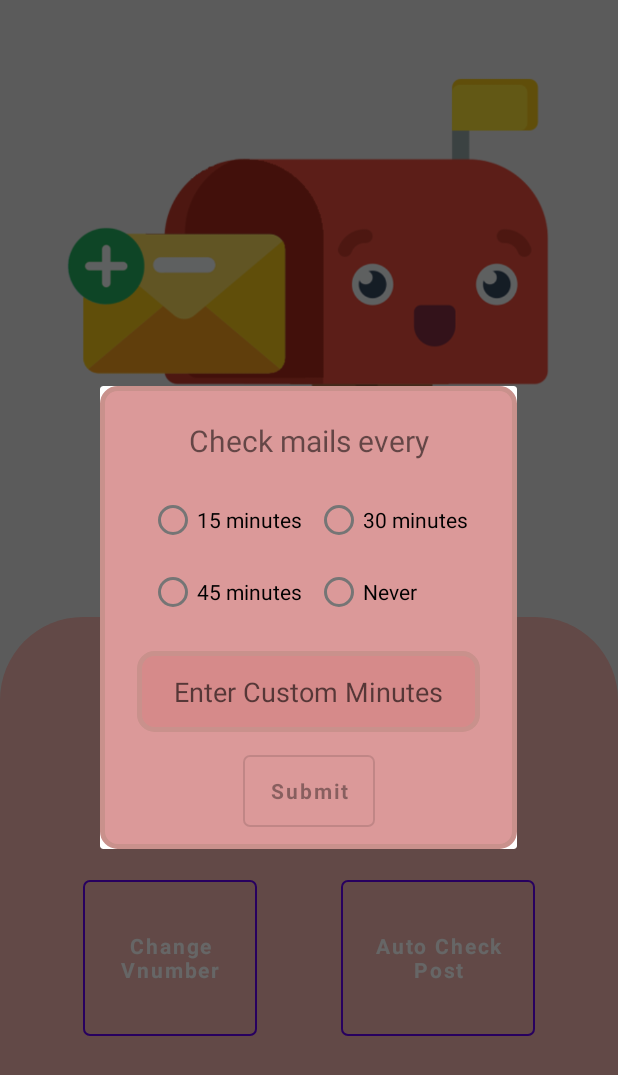
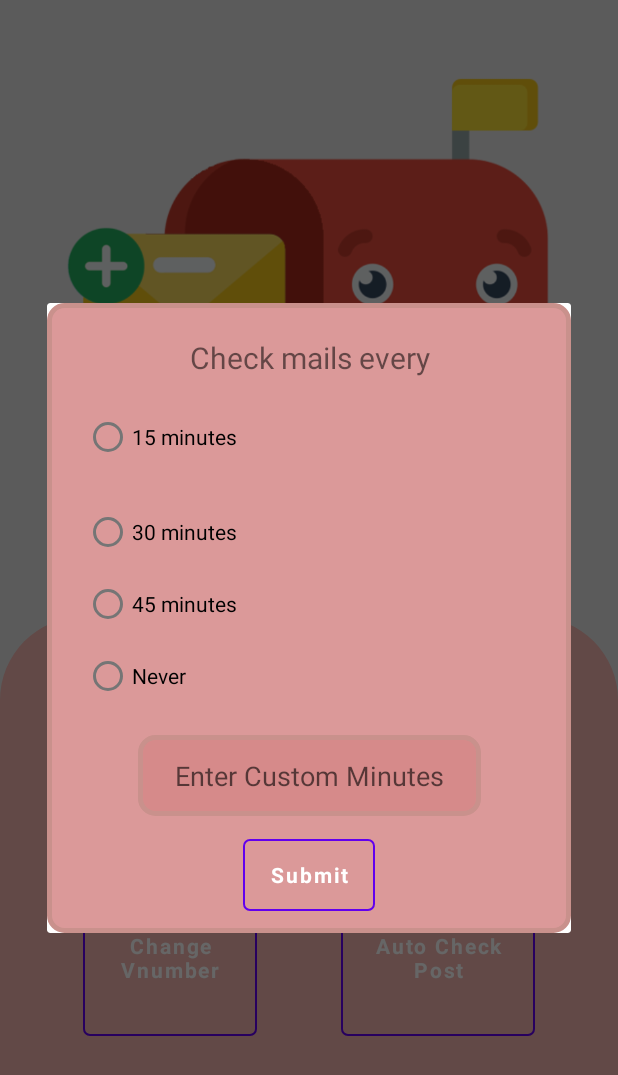
Before and after one commit to kadirbozkurt05/MyCoaMail, an Android app: the screen it shows after launch (MainActivity), after a tap on "Auto Check Post", on a phone screen of 412 x 824 dp. Shown: the top 1075 px of the screen. Run offline under Robolectric (Android 15) with nearby library versions, the light colour scheme and no system bars; our stand-ins replace Firebase (no records; nobody signed in at launch, a user with empty details on screens opened directly); Roboto replaces fonts that are not available here; 2 statements that could not run were skipped; 1 other tap on this screen came first.

Commit message:
19/12/2022: update status eklendi

```diff
--- a/app/src/main/java/com/kadirbozkurt/mycoamail/MainActivity.java
+++ b/app/src/main/java/com/kadirbozkurt/mycoamail/MainActivity.java
@@ -227,7 +227,7 @@ public class MainActivity extends AppCompatActivity {
         RadioButton minutes30 = timeDialog.findViewById(R.id.minutes30);
         RadioButton minutes45 = timeDialog.findViewById(R.id.minutes45);
         RadioButton never = timeDialog.findViewById(R.id.never);
-        ImageView approveTimeButton = timeDialog.findViewById(R.id.timeApproveButton);
+        Button approveTimeButton = timeDialog.findViewById(R.id.timeApproveButton);
         timeDialog.show();
 
         radioGroup.setOnCheckedChangeListener(new RadioGroup.OnCheckedChangeListener() {
--- a/app/src/main/res/layout/update_time_alert.xml
+++ b/app/src/main/res/layout/update_time_alert.xml
@@ -10,8 +10,6 @@
         android:layout_width="match_parent"
         android:layout_height="match_parent"
         android:background="@drawable/border4">
-
-
         <TextView
             android:id="@+id/checkText"
             android:layout_width="0dp"
@@ -24,6 +22,15 @@
             app:layout_constraintEnd_toEndOf="parent"
             app:layout_constraintStart_toStartOf="parent"
             app:layout_constraintTop_toTopOf="parent" />
+
+        <RadioGroup
+            android:id="@+id/timeRadioGroup"
+            android:layout_width="300dp"
+            android:layout_height="match_parent"
+            app:layout_constraintEnd_toEndOf="parent"
+            app:layout_constraintStart_toStartOf="parent"
+            app:layout_constraintTop_toBottomOf="@id/checkText"
+            app:layout_constraintBottom_toTopOf="@id/customTime">
 
 
                 <RadioButton
@@ -48,6 +55,7 @@
                     app:layout_constraintStart_toEndOf="@+id/minutes15"
                     app:layout_constraintTop_toBottomOf="@id/checkText" />
 
+
     <RadioButton
         android:id="@+id/minutes45"
         android:layout_width="wrap_content"
@@ -66,6 +74,8 @@
         app:layout_constraintStart_toStartOf="@+id/minutes30"
         app:layout_constraintTop_toBottomOf="@id/minutes30" />
 
+        </RadioGroup>
+
         <EditText
             android:id="@+id/customTime"
             android:layout_width="wrap_content"
@@ -77,20 +87,20 @@
             android:inputType="number"
             app:layout_constraintEnd_toEndOf="parent"
             app:layout_constraintStart_toStartOf="parent"
-            app:layout_constraintTop_toBottomOf="@id/never" />
+            app:layout_constraintTop_toBottomOf="@id/timeRadioGroup" />
 
         <Button
             android:id="@+id/timeApproveButton"
             android:layout_width="wrap_content"
             android:layout_height="wrap_content"
+            android:layout_marginTop="15dp"
             android:background="@drawable/new_button"
-            android:enabled="false"
+            android:enabled="true"
             android:fontFamily="@font/alata"
             android:text="Submit"
             android:textAllCaps="false"
             android:textStyle="bold"
             android:visibility="visible"
-            android:layout_marginTop="15dp"
             app:layout_constraintEnd_toEndOf="parent"
             app:layout_constraintStart_toStartOf="parent"
             app:layout_constraintTop_toBottomOf="@+id/customTime" />
```
Lines whose indentation alone changed are shown as unchanged.
